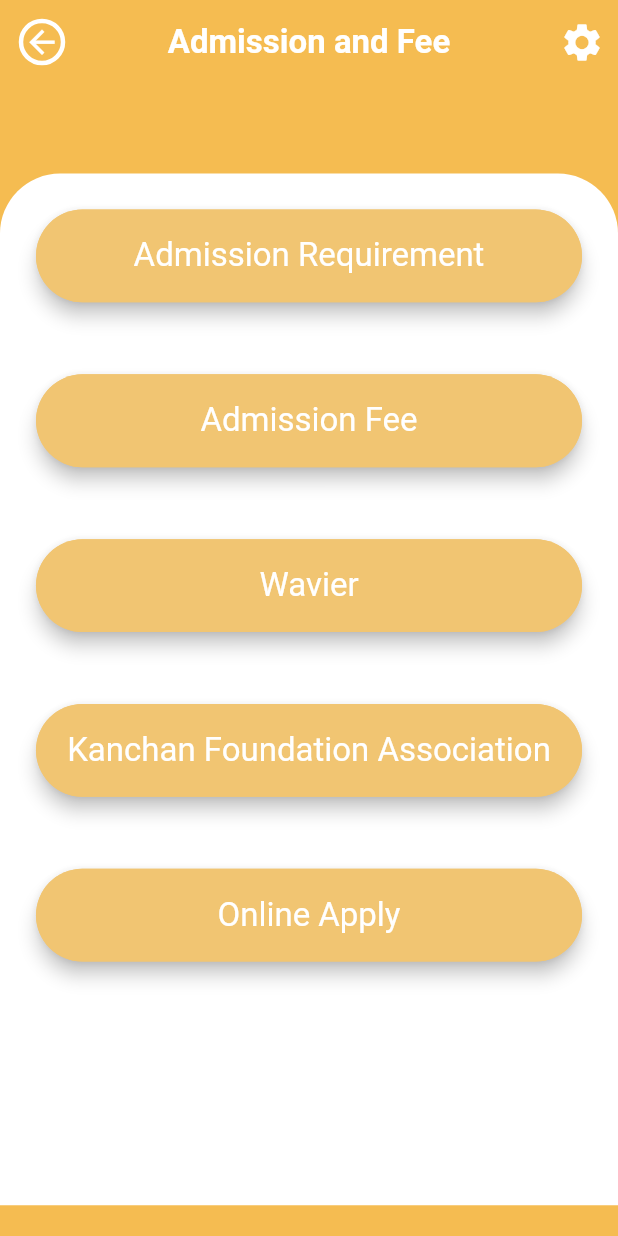
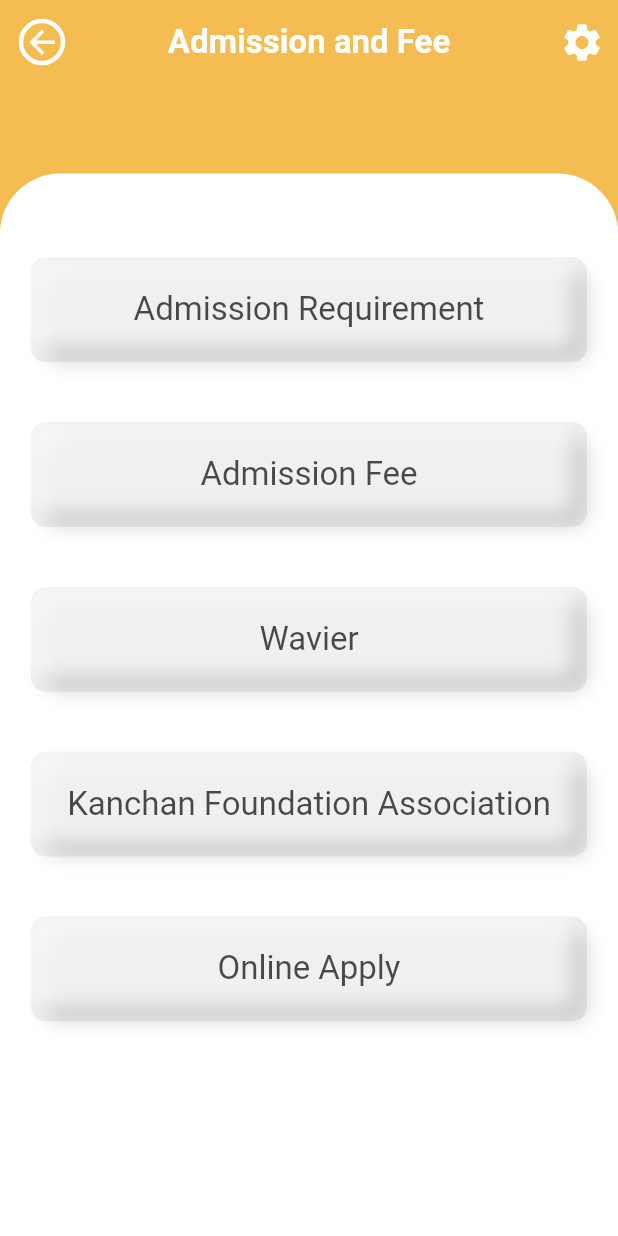
Before and after one commit to Ankan121/PPI_Polytechnic_App, a Flutter app: the Admissionandfee screen opened by its route, on a phone screen of 412 x 824 dp. Run offline on Flutter 3.47's test engine with Material 3 defaults, Android fonts, the phone set to English and light mode, and no system bars; our stand-ins replace flutter_screenutil, get.

Commit message:
button update

```diff
--- a/lib/constants/custombutton.dart
+++ b/lib/constants/custombutton.dart
@@ -1,6 +1,7 @@
 import 'package:flutter/material.dart';
 import 'package:get/get.dart';
 import 'package:ppi/controller/homeController.dart';
+import 'package:flutter_screenutil/flutter_screenutil.dart';
 
 import 'color.dart';
 import 'customtext.dart';
@@ -9,85 +10,76 @@
   final VoidCallback onpresed;
   final String? text;
   final TextStyle? textStyle;
-  const custombuttom({super.key, required this.onpresed, required this.text, required this.textStyle});
+
+  const custombuttom({
+    super.key,
+    required this.onpresed,
+    required this.text,
+    required this.textStyle,
+  });
 
   @override
   Widget build(BuildContext context) {
-    return GetBuilder<HomeContrller>(builder: ( homcon) {
-
-
-      final TextStyle? largeblack = TextFormate(colors: Colors.white).textLargeFormate(context);
-      final TextStyle? mediumblack = TextFormate(colors: Colors.black).textMediumFormate(context);
-      final TextStyle? smallblack = TextFormate(colors: Colors.black).textSmallFormate(context);
-
-
+    return GetBuilder<HomeContrller>(builder: (homcon) {
+      final TextStyle? largeblack =
+      TextFormate(colors: Colors.white).textLargeFormate(context);
+      final TextStyle? mediumblack =
+      TextFormate(colors: Colors.black).textMediumFormate(context);
+      final TextStyle? smallblack =
+      TextFormate(colors: Colors.black).textSmallFormate(context);
 
       return InkWell(
         onTap: onpresed,
-        child: Card(
-          color: AppColor.buttoncolor,
-          elevation: 5,
-          shape: RoundedRectangleBorder(
-            borderRadius: BorderRadius.circular(100), // কার্ডের কোণ গোলাকার
-          ),
-          child:
-          //Container(
-          //     //padding: EdgeInsets.only(top: 0, left: 0, right: 0),
-          //     child: Container(
-          //         padding: EdgeInsets.all(10),
-          //         child: Container(
-          //             decoration: BoxDecoration(
-          //                 color: Colors.grey,
-          //                 borderRadius: BorderRadius.all(Radius.circular(12))),
-          //             //padding: EdgeInsets.all(10),
-          //             child: Container(
-          //               padding: EdgeInsets.zero,
-          //               decoration: BoxDecoration(
-          //                   color: Colors.blue,
-          //                   borderRadius: BorderRadius.all(Radius.circular(8)),
-          //                   boxShadow: [
-          //                     BoxShadow(
-          //                         color: Colors.white,
-          //                         blurRadius: 10,
-          //                         spreadRadius: 10)
-          //                   ]),
-          //               // width: double.infinity,
-          //               // height: 272,
-          //               child: Center(
-          //                 child: Text("Content goes here"),
-          //               ),
-          //             )))),
-          Container(
-            padding: EdgeInsets.symmetric(vertical: 10, horizontal: 20),
-            decoration: BoxDecoration(
-              borderRadius: BorderRadius.circular(40),
-              color: AppColor.buttoncolor,
-              boxShadow: [
+        child: Center(
+          child: Stack(
+            children: [
+              // মূল বাটন কন্টেইনার
+              Container(
+                width: 0.9.sw, // ডিভাইস স্ক্রীনের প্রস্থের ৮০%
+                height: 80.h, // স্ক্রীন অনুযায়ী উচ্চতা সেট করা
+                decoration: BoxDecoration(
+                  color: Colors.grey[200],
+                  borderRadius: BorderRadius.circular(10),
+                ),
+              ),
 
-                // BoxShadow(
-                //   color: Colors.grey.withOpacity(0.5),
-                //   inset = true,
-                //   blurRadius: 2.0, // has the effect of softening the shadow
-                //   spreadRadius: 2.0, // has the effect of extending the shadow
-                //   offset: Offset(
-                //     5.0, // horizontal, move right 10
-                //     5.0, // vertical, move down 10
-                //   ),
-                // )
-              ],
+              Positioned.fill(
+                child: Container(
+                  decoration: BoxDecoration(
+                    borderRadius: BorderRadius.circular(10),
+                    boxShadow: [
+                      BoxShadow(
+                        color: Colors.black.withOpacity(0.15),
+                        offset: Offset(5, 5),
+                        blurRadius: 10,
+                        spreadRadius: -5,
+                      ),
+                      BoxShadow(
+                        color: Colors.white.withOpacity(0.7),
+                        offset: Offset(-5, -5),
+                        blurRadius: 10,
+                        spreadRadius: -5,
+                      ),
+                    ],
+                  ),
+                ),
+              ),
 
-            ),
-            child: Center(
-              child: Text(text!,style: textStyle,maxLines: 1,overflow: TextOverflow.ellipsis,textAlign: TextAlign.center
+              Positioned.fill(
+                child: Center(
+                  child: Text(
+                    text!,
+                    style: textStyle,
+                    maxLines: 1,
+                    overflow: TextOverflow.ellipsis,
+                    textAlign: TextAlign.center,
+                  ),
+                ),
               ),
-            ),
+            ],
           ),
         ),
       );
-    },);
-    //   ElevatedButton(
-    //   onPressed: onpresed,
-    //   child: Text(text!,),
-    // );
+    });
   }
 }
--- a/lib/routes/Routes.dart
+++ b/lib/routes/Routes.dart
@@ -3,7 +3,7 @@
 import 'package:ppi/routes/routesName.dart';
 import 'package:ppi/views/splashScreen/splashScreen.dart';
 
-import '../views/homescreen/HomeGridViewItems/AdmissionAndFee.dart';
+import '../views/homescreen/HomeGridViewItems/AdmissionandFee/AdmissionAndFee.dart';
 import '../views/homescreen/HomeGridViewItems/aboutinstitute.dart';
 import '../views/homescreen/HomeGridViewItems/department.dart';
 import '../views/homescreen/HomeGridViewItems/entertainment.dart';
--- a/lib/views/homescreen/G_view.dart
+++ b/lib/views/homescreen/G_view.dart
@@ -1,7 +1,7 @@
 import 'package:flutter/material.dart';
 import 'package:get/get.dart';
 import 'package:ppi/controller/homeController.dart';
-import 'package:ppi/views/homescreen/HomeGridViewItems/AdmissionAndFee.dart';
+import 'package:ppi/views/homescreen/HomeGridViewItems/AdmissionandFee/AdmissionAndFee.dart';
 
 import '../../constants/customtext.dart';
 
--- a/lib/views/homescreen/HomeGridViewItems/AdmissionAndFee.dart
+++ /dev/null
@@ -1,105 +0,0 @@
-import 'package:flutter/material.dart';
-import 'package:flutter_screenutil/flutter_screenutil.dart';
-import 'package:get/get.dart';
-import 'package:ppi/constants/color.dart';
-import 'package:ppi/constants/custombutton.dart';
-import 'package:ppi/main.dart';
-
-import '../../../constants/customtext.dart';
-import '../../../controller/homeController.dart';
-
-class Admissionandfee extends StatefulWidget {
-  const Admissionandfee({super.key});
-
-  @override
-  State<Admissionandfee> createState() => _AdmissionandfeeState();
-}
-
-class _AdmissionandfeeState extends State<Admissionandfee> {
-  @override
-  Widget build(BuildContext context) {
-
-    final TextStyle? largewhite = TextFormate(colors: Colors.white).textLargeFormate(context);
-    final TextStyle? mediumwhite= TextFormate(colors: Colors.white).textMediumFormate(context);
-    final TextStyle? smallwhite = TextFormate(colors: Colors.white).textSmallFormate(context);
-
-
-    return GetBuilder<HomeContrller>(builder: (HomeContrller homcon) {
-      return Scaffold(
-          backgroundColor: AppColor.homepageappbarcolor,
-          appBar: AppBar(
-            backgroundColor: AppColor.homepageappbarcolor,
-            leading: IconButton(
-              icon: Container(
-                  // height: 10,
-                  // width: 10,
-                  decoration: BoxDecoration(
-                    borderRadius: BorderRadius.circular(100),
-                    border: Border.all(
-                      width: 3,
-                      color: Colors.white,
-                      style: BorderStyle.solid,
-                    ),
-                  ),
-                  child: Icon(Icons.arrow_back,color: AppColor.whiteColor,size: 25,)), // এই আইকনটি বাম দিকে অ্যারো দেখাবে
-              onPressed: () {
-                Navigator.pop(context); // এটি ব্যাক ন্যাভিগেশনের জন্য ব্যবহার করা হয়
-              },
-            ),
-            actions: [
-              IconButton(onPressed: (){}, icon: Icon(Icons.settings,color: AppColor.whiteColor,size: 30,))
-            ],
-            title: Text('Admission and Fee',style:context.textTheme.titleLarge?.copyWith(color: AppColor.whiteColor,fontWeight: FontWeight.bold,),),
-            centerTitle: true,
-          ),
-          body: Column(
-            children: [
-              SizedBox(height: 50.h,),
-              Container(
-                height: 576.h,
-                width: double.infinity.w,
-                decoration: BoxDecoration(
-                  color: AppColor.whiteColor,
-                  borderRadius: BorderRadius.only(
-                    topRight: Radius.circular(40.0),
-                    topLeft: Radius.circular(40.0),
-                  ),
-                ),
-                child:  SingleChildScrollView(
-                  child: Transform.translate(
-                    offset: Offset(0, 0),  // X এবং Y এ স্থানান্তর
-                    child: GridView.builder(
-                      itemCount: homcon.AdmissionandfeeItems.length,
-                      physics: NeverScrollableScrollPhysics(),  // GridView scroll হবে না
-                      shrinkWrap: true,  // Content wrap করে ফেলা হবে
-                      gridDelegate: SliverGridDelegateWithFixedCrossAxisCount(
-                        crossAxisCount: 1,  // 2 টা column
-                        crossAxisSpacing: 10,  // Column এর মধ্যে spacing
-                        //mainAxisSpacing: 10,  // Row এর মধ্যে spacing
-                        //childAspectRatio: 1,  // Aspect ratio ঠিক রাখতে হবে (height:width = 1:1)
-                        childAspectRatio: 3 / 0.8, // প্রতিটি কন্টেইনারের অনুপাত (width : height)
-                      ),
-                      itemBuilder: (context, index) {
-                        // print(homcon.AdmissionandfeeItems[index]['name']);
-                        // print(homcon.AdmissionandfeeItems[index]['img']);
-
-                        //print(homcon.homegridviewlistmodelresponse[index]);
-
-                        //var homegridviewitems = homcon.HomeGridview[index];
-
-                        return Padding(
-                          padding: const EdgeInsets.all(20.0),
-                          child: custombuttom(onpresed: (){}, text:  '${homcon.AdmissionandfeeItems[index]['buttonitem']}', textStyle: largewhite,),
-                        );
-                      },
-                    ),
-                  ),
-                ),
-              ),
-            ],
-          ),
-      );
-    }
-      );
-  }
-  }
--- /dev/null
+++ b/lib/views/homescreen/HomeGridViewItems/AdmissionandFee/AdmissionAndFee.dart
@@ -0,0 +1,114 @@
+import 'package:flutter/material.dart';
+import 'package:flutter_screenutil/flutter_screenutil.dart';
+import 'package:get/get.dart';
+import 'package:ppi/constants/color.dart';
+import 'package:ppi/constants/custombutton.dart';
+import 'package:ppi/main.dart';
+
+import '../../../../constants/customtext.dart';
+import '../../../../controller/homeController.dart';
+
+class Admissionandfee extends StatefulWidget {
+  const Admissionandfee({super.key});
+
+
+  @override
+  State<Admissionandfee> createState() => _AdmissionandfeeState();
+}
+
+class _AdmissionandfeeState extends State<Admissionandfee> {
+  @override
+  Widget build(BuildContext context) {
+
+    final TextStyle? largeblack = TextFormate(colors: Colors.black.withOpacity(0.7)).textLargeFormate(context);
+    final TextStyle? largewhite = TextFormate(colors: Colors.white).textLargeFormate(context);
+    final TextStyle? mediumblack = TextFormate(colors: Colors.black).textMediumFormate(context);
+    final TextStyle? smallblack = TextFormate(colors: Colors.black).textSmallFormate(context);
+
+
+    return GetBuilder<HomeContrller>(builder: (HomeContrller homcon) {
+      return Scaffold(
+          backgroundColor: AppColor.homepageappbarcolor,
+          appBar: AppBar(
+            backgroundColor: AppColor.homepageappbarcolor,
+            leading: IconButton(
+              icon: Container(
+                  // height: 10,
+                  // width: 10,
+                  decoration: BoxDecoration(
+                    borderRadius: BorderRadius.circular(100),
+                    border: Border.all(
+                      width: 3,
+                      color: Colors.white,
+                      style: BorderStyle.solid,
+                    ),
+                  ),
+                  child: Icon(Icons.arrow_back,color: AppColor.whiteColor,size: 25,)), // এই আইকনটি বাম দিকে অ্যারো দেখাবে
+              onPressed: () {
+                Navigator.pop(context); // এটি ব্যাক ন্যাভিগেশনের জন্য ব্যবহার করা হয়
+              },
+            ),
+            actions: [
+              IconButton(onPressed: (){}, icon: Icon(Icons.settings,color: AppColor.whiteColor,size: 30,))
+            ],
+            title: Text('Admission and Fee',style:context.textTheme.titleLarge?.copyWith(color: AppColor.whiteColor,fontWeight: FontWeight.bold,),),
+            centerTitle: true,
+          ),
+          body: SingleChildScrollView(
+            child: Column(
+              children: [
+                SizedBox(height: 50.h,),
+                Container(
+                  height: 600.h,
+                  width: double.infinity.w,
+                  decoration: BoxDecoration(
+                    color: AppColor.whiteColor,
+                    borderRadius: BorderRadius.only(
+                      topRight: Radius.circular(40.0),
+                      topLeft: Radius.circular(40.0),
+                    ),
+                  ),
+                  child:  SingleChildScrollView(
+                    child: Column(
+                      children: [
+                        SizedBox(height: 30.h,),
+                        Transform.translate(
+                          offset: Offset(0, 0),  // X এবং Y এ স্থানান্তর
+                          child: GridView.builder(
+                            itemCount: homcon.AdmissionandfeeItems.length,
+                            physics: NeverScrollableScrollPhysics(),  // GridView scroll হবে না
+                            shrinkWrap: true,  // Content wrap করে ফেলা হবে
+                            gridDelegate: SliverGridDelegateWithFixedCrossAxisCount(
+                              crossAxisCount: 1,  // 2 টা column
+                              crossAxisSpacing: 10,  // Column এর মধ্যে spacing
+                              //mainAxisSpacing: 10,  // Row এর মধ্যে spacing
+                              //childAspectRatio: 1,  // Aspect ratio ঠিক রাখতে হবে (height:width = 1:1)
+                              childAspectRatio: 3 / 0.8, // প্রতিটি কন্টেইনারের অনুপাত (width : height)
+                            ),
+                            itemBuilder: (context, index) {
+                              // print(homcon.AdmissionandfeeItems[index]['name']);
+                              // print(homcon.AdmissionandfeeItems[index]['img']);
+
+                              //print(homcon.homegridviewlistmodelresponse[index]);
+
+                              //var homegridviewitems = homcon.HomeGridview[index];
+
+                              return Padding(
+                                padding: const EdgeInsets.all(20.0),
+                                child: custombuttom(onpresed: (){}, text:  '${homcon.AdmissionandfeeItems[index]['buttonitem']}', textStyle: largeblack,),
+                              );
+                            },
+                          ),
+                        ),
+                      ],
+                    ),
+                  ),
+                ),
+              ],
+            ),
+          ),
+      );
+    }
+      );
+  }
+  }
--- a/lib/views/homescreen/home_all_itemgriview.dart
+++ b/lib/views/homescreen/home_all_itemgriview.dart
@@ -1,7 +1,7 @@
 import 'package:flutter/material.dart';
 import 'package:get/get.dart';
 import 'package:ppi/controller/homeController.dart';
-import 'package:ppi/views/homescreen/HomeGridViewItems/AdmissionAndFee.dart';
+import 'package:ppi/views/homescreen/HomeGridViewItems/AdmissionandFee/AdmissionAndFee.dart';
 
 import '../../constants/customtext.dart';
 
```
Also changed, not shown: lib/backup_code.dart (+101 -0 lines), lib/views/homescreen/HomeGridViewItems/AdmissionandFee/admissionview.dart (added).
